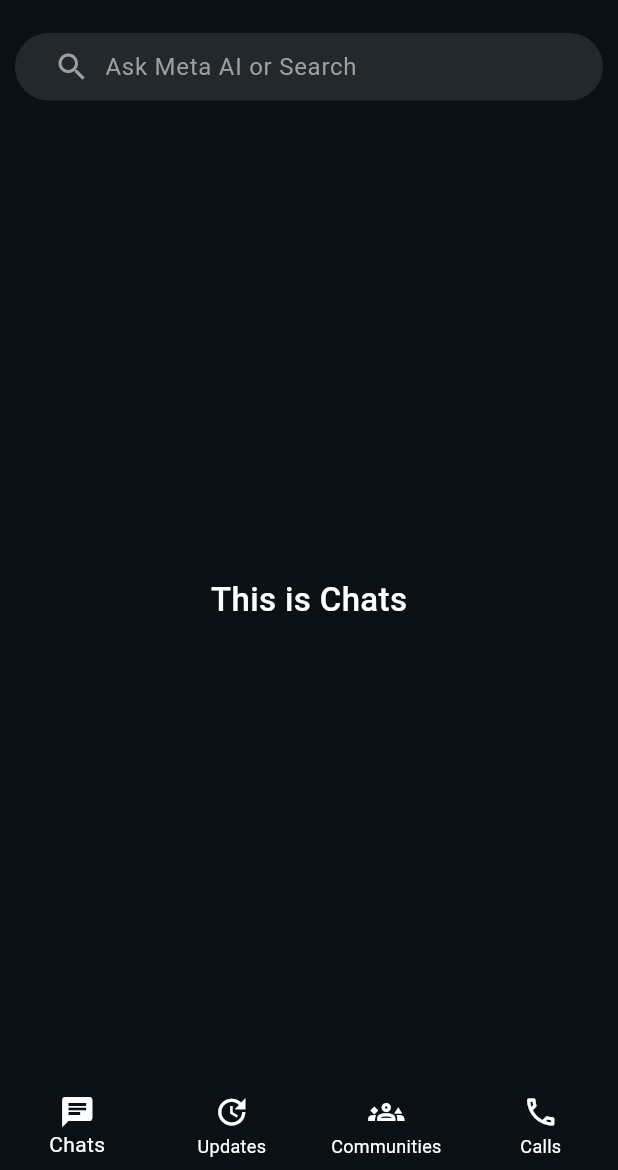
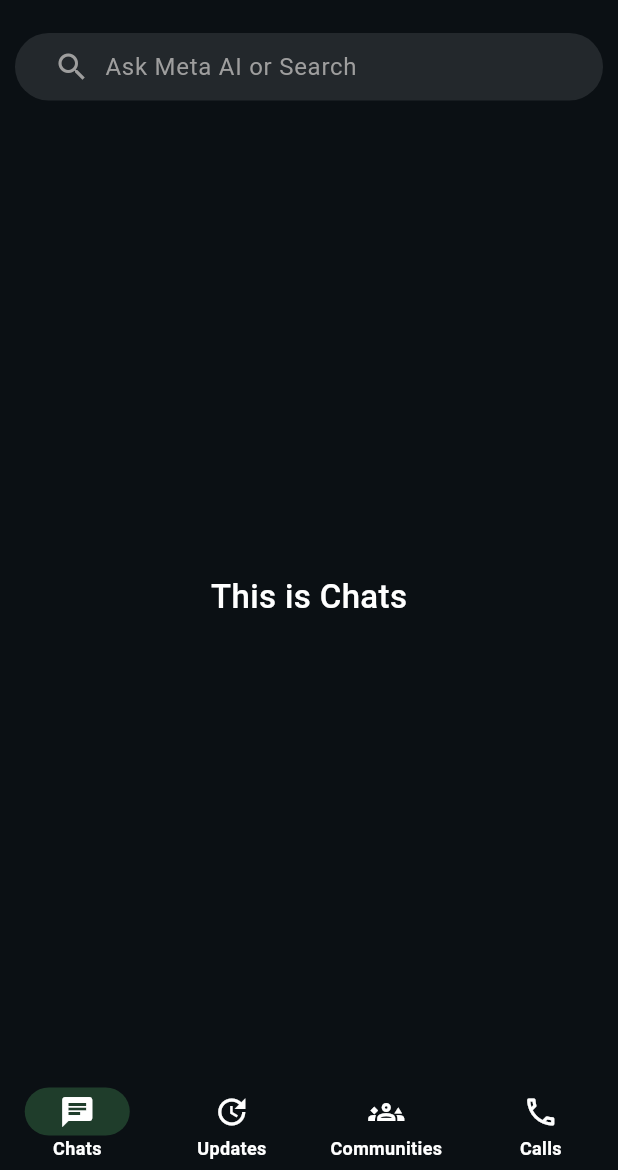
Before and after one commit to rhitverse/whatsapp_Clone, a Flutter app: the screen it shows after launch, on a phone screen of 412 x 824 dp, the part 66-1236 px from its top. Run offline on Flutter 3.47's test engine with Material 3 defaults, Android fonts, the phone set to English and light mode, and no system bars.

Commit message:
BottomNavigator

```diff
--- a/lib/screens/mobile_screen_layout.dart
+++ b/lib/screens/mobile_screen_layout.dart
@@ -24,6 +24,20 @@ class _MobileScreenLayoutState extends State<MobileScreenLayout> {
       default:
         return "";
     }
+  }
+
+  Widget _navIcon(IconData icon, int index) {
+    final bool isSelected = _currentIndex == index;
+
+    return AnimatedContainer(
+      duration: const Duration(milliseconds: 250),
+      padding: const EdgeInsets.symmetric(horizontal: 23, vertical: 4),
+      decoration: BoxDecoration(
+        color: isSelected ? const Color(0xFF1F3D2B) : Colors.transparent,
+        borderRadius: BorderRadius.circular(40),
+      ),
+      child: Icon(icon, color: Colors.white, size: 24),
+    );
   }
 
   @override
@@ -107,23 +121,36 @@ class _MobileScreenLayoutState extends State<MobileScreenLayout> {
 
         type: BottomNavigationBarType.fixed,
         backgroundColor: backgroundColor,
+
         selectedItemColor: Colors.white,
         unselectedItemColor: Colors.white,
 
+        selectedFontSize: 12,
+        unselectedFontSize: 12,
+
+        selectedLabelStyle: const TextStyle(
+          color: Colors.white,
+          fontWeight: FontWeight.bold,
+        ),
+        unselectedLabelStyle: const TextStyle(
+          color: Colors.white,
+          fontWeight: FontWeight.bold,
+        ),
         items: [
-          const BottomNavigationBarItem(icon: Icon(Icons.chat), label: "Chats"),
-          const BottomNavigationBarItem(
-            icon: Icon(Icons.update),
+          BottomNavigationBarItem(
+            icon: _navIcon(Icons.chat, 0),
+            label: "Chats",
+          ),
+          BottomNavigationBarItem(
+            icon: _navIcon(Icons.update_outlined, 1),
             label: "Updates",
           ),
-
-          const BottomNavigationBarItem(
-            icon: Icon(Icons.groups_3_outlined),
+          BottomNavigationBarItem(
+            icon: _navIcon(Icons.groups_3_outlined, 2),
             label: "Communities",
           ),
-
-          const BottomNavigationBarItem(
-            icon: Icon(Icons.call_outlined),
+          BottomNavigationBarItem(
+            icon: _navIcon(Icons.call_outlined, 3),
             label: "Calls",
           ),
         ],
```
